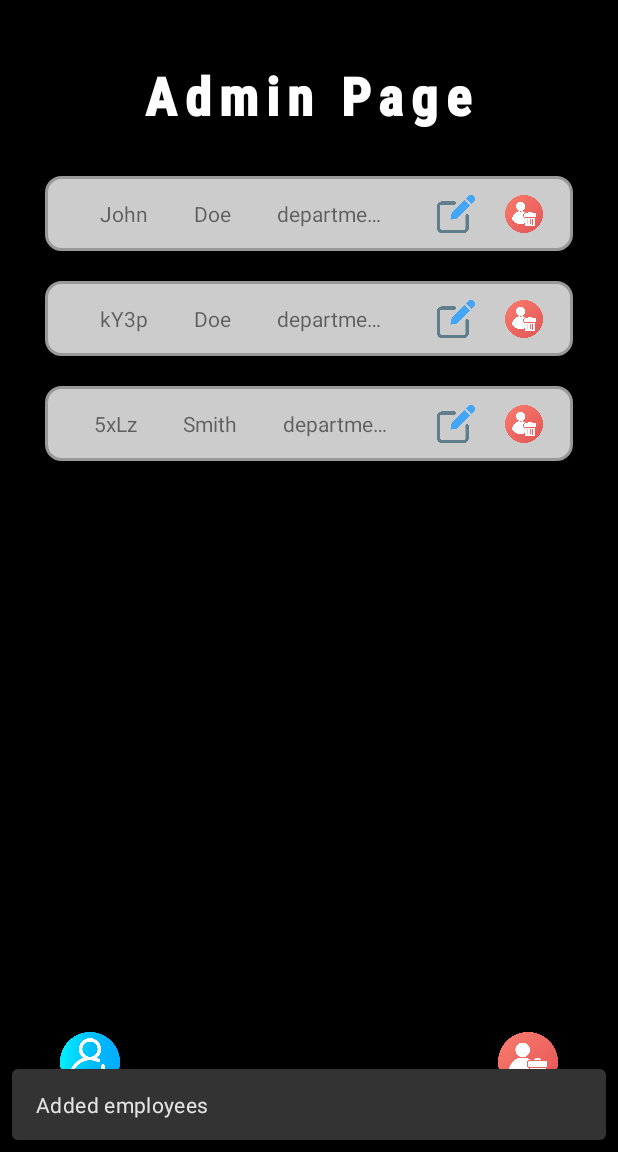
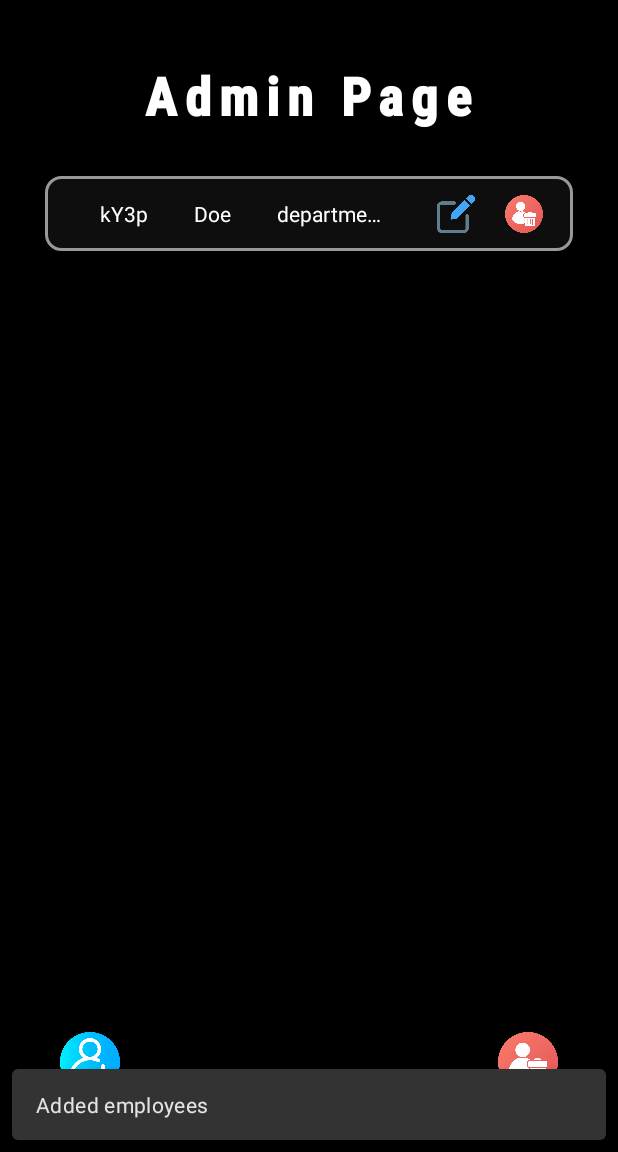
Before and after one commit to sintsh/Crew, an Android app: the fragment AdminHomeFragment shown on its own in the app's theme, after a tap on an icon or button, on a phone screen of 412 x 824 dp, the part 84-1236 px from its top. Run offline under Robolectric (Android 15) with nearby library versions, the phone set to English and light mode, and no system bars; our stand-ins replace Room's generated code; 1 other tap on this screen came first.

Commit message:
folder restructure

```diff
--- a/app/src/main/AndroidManifest.xml
+++ b/app/src/main/AndroidManifest.xml
@@ -12,7 +12,7 @@
         android:supportsRtl="true"
         android:theme="@style/Theme.Crew">
         <activity
-            android:name=".ui.activities.CrewMainActivity"
+            android:name=".app.ui.activities.CrewMainActivity"
             android:exported="true"
             android:label="@string/title_activity_crew_main" >
             <intent-filter>
--- a/app/src/main/java/com/example/crew/ui/adapters/EmployeeListRecyclerAdapter.kt
+++ b/app/src/main/java/com/example/crew/app/ui/adapters/EmployeeListRecyclerAdapter.kt
@@ -1,4 +1,4 @@
-package com.example.crew.ui.adapters
+package com.example.crew.app.ui.adapters
 
 import android.util.Log
 import android.view.LayoutInflater
@@ -50,9 +50,9 @@ data class EmployeeListRecyclerAdapter(
 
 
     sealed class EmployeeClickable{
-        class EditClick(employeeId: Long): EmployeeClickable()
+        class EditClick(val employeeId: Long): EmployeeClickable()
 
-        class DeleteClick(employeeId: Long): EmployeeClickable()
+        class DeleteClick(val employeeId: Long): EmployeeClickable()
     }
 
 
--- a/app/src/main/java/com/example/crew/ui/fragments/admin/AdminHomeFragment.kt
+++ b/app/src/main/java/com/example/crew/app/ui/fragments/admin/AdminHomeFragment.kt
@@ -1,4 +1,4 @@
-package com.example.crew.ui.fragments.admin
+package com.example.crew.app.ui.fragments.admin
 
 import android.os.Bundle
 import android.util.Log
@@ -14,9 +14,9 @@ import androidx.lifecycle.repeatOnLifecycle
 import androidx.recyclerview.widget.LinearLayoutManager
 import androidx.recyclerview.widget.RecyclerView
 import com.example.crew.R
+import com.example.crew.app.ui.adapters.EmployeeListRecyclerAdapter
+import com.example.crew.app.ui.viewmodels.AdminHomeViewModel
 import com.example.crew.databinding.FragmentAdminHomeBinding
-import com.example.crew.ui.adapters.EmployeeListRecyclerAdapter
-import com.example.crew.ui.viewmodels.AdminHomeViewModel
 import com.google.android.material.snackbar.Snackbar
 import kotlinx.coroutines.flow.collectLatest
 import kotlinx.coroutines.launch
@@ -51,6 +51,7 @@ class AdminHomeFragment : Fragment(R.layout.fragment_admin_home) {
                     ){click->
                         when(click){
                             is EmployeeListRecyclerAdapter.EmployeeClickable.DeleteClick -> {
+                                viewModel.deleteEmployee(click.employeeId)
                                 Snackbar.make(requireContext(),binding.root, "Delete Functionality is not yet implemented",
                                     Snackbar.LENGTH_SHORT).show()
                             }
@@ -73,6 +74,8 @@ class AdminHomeFragment : Fragment(R.layout.fragment_admin_home) {
                 Snackbar.LENGTH_SHORT).show()
         }
 
+        binding.deleteAllButton.setOnClickListener { viewModel.deleteAllEmployees() }
+
     return binding.root
     }
 }
--- a/app/src/main/java/com/example/crew/ui/helpers/login/LoggedInUserView.kt
+++ b/app/src/main/java/com/example/crew/app/ui/helpers/login/LoggedInUserView.kt
@@ -1,4 +1,4 @@
-package com.example.crew.ui.helpers.login
+package com.example.crew.app.ui.helpers.login
 
 /**
  * User details post authentication that is exposed to the UI
--- a/app/src/main/java/com/example/crew/ui/helpers/login/LoginFormState.kt
+++ b/app/src/main/java/com/example/crew/app/ui/helpers/login/LoginFormState.kt
@@ -1,4 +1,4 @@
-package com.example.crew.ui.helpers.login
+package com.example.crew.app.ui.helpers.login
 
 /**
  * Data validation state of the login form.
--- a/app/src/main/java/com/example/crew/ui/helpers/login/LoginResult.kt
+++ b/app/src/main/java/com/example/crew/app/ui/helpers/login/LoginResult.kt
@@ -1,4 +1,4 @@
-package com.example.crew.ui.helpers.login
+package com.example.crew.app.ui.helpers.login
 
 /**
  * Authentication result : success (user details) or error message.
--- a/app/src/main/java/com/example/crew/ui/viewmodels/AdminHomeViewModel.kt
+++ b/app/src/main/java/com/example/crew/app/ui/viewmodels/AdminHomeViewModel.kt
@@ -1,4 +1,4 @@
-package com.example.crew.ui.viewmodels
+package com.example.crew.app.ui.viewmodels
 
 import androidx.lifecycle.ViewModel
 import com.example.crew.data.datasources.local.entity.Employee
@@ -8,7 +8,7 @@ import kotlin.random.Random
 
 class AdminHomeViewModel : ViewModel() {
 
-    private val _employeeList = MutableStateFlow<List<Employee>>(
+    private var _employeeList = MutableStateFlow< List<Employee>>(
         mutableListOf(
             Employee(1, "someone","John","Doe",29))
     )
@@ -17,18 +17,27 @@ class AdminHomeViewModel : ViewModel() {
 
 
     fun addEmployee(){
-        _employeeList.value = _employeeList.value + mutableListOf(
-
-                Employee(1, generateRandomAlphanumericString(5),generateRandomAlphanumericString(4),"Doe",29),
-                Employee(1, generateRandomAlphanumericString(5),generateRandomAlphanumericString(4),"Smith",29)
-
-        )
+        _employeeList.value.sortedBy {
+            it.employeeId
+        }
+        _employeeList.value = listOf<Employee>(Employee(generateId(), generateRandomAlphanumericString(5),generateRandomAlphanumericString(4),"Doe",29))
     }
 
 
+    fun deleteEmployee(employeeId:Long){
+        _employeeList.value.filterNot {it.employeeId==employeeId}
+    }
+
+    fun deleteAllEmployees(){
+        _employeeList.value = mutableListOf<Employee>()
+    }
 
     fun generateRandomAlphanumericString(length: Int): String {
         val allowedChars = ('A'..'Z') + ('a'..'z') + ('0'..'9')
         return CharArray(length) { allowedChars.random(Random.Default) }.concatToString()
     }
+
+    fun generateId(): Long {
+        return _employeeList.value.last().employeeId+1
+    }
 }
--- a/app/src/main/java/com/example/crew/ui/viewmodels/LoginViewModelFactory.kt
+++ b/app/src/main/java/com/example/crew/app/ui/viewmodels/LoginViewModelFactory.kt
@@ -1,4 +1,4 @@
-package com.example.crew.ui.viewmodels
+package com.example.crew.app.ui.viewmodels
 
 import androidx.lifecycle.ViewModel
 import androidx.lifecycle.ViewModelProvider
--- a/app/src/main/res/drawable/rounded_corner.xml
+++ b/app/src/main/res/drawable/rounded_corner.xml
@@ -2,10 +2,10 @@
 <shape xmlns:android="http://schemas.android.com/apk/res/android"
     android:shape="rectangle">
 
-    <solid android:color="#CCCCCC" /> <!-- Background color of the rounded shape -->
-    <corners android:radius="10dp" /> <!-- Radius for all corners -->
+    <solid android:color="#11CCCCCC" />
+    <corners android:radius="10dp" />
     <stroke
         android:width="2dp"
-        android:color="#999999" /> <!-- Optional: Border color and width -->
+        android:color="#999999" />
 
 </shape>
--- a/app/src/main/res/layout/employee_list_item.xml
+++ b/app/src/main/res/layout/employee_list_item.xml
@@ -26,6 +26,7 @@
             android:text="nameeeeeeeeeeeeeeee"
             android:maxLines="1"
             android:ellipsize="end"
+            android:textColor="@color/white"
             android:layout_marginHorizontal="10dp"
             android:padding="5dp"
             android:layout_gravity="center"
@@ -36,6 +37,7 @@
             android:layout_width="wrap_content"
             android:layout_height="wrap_content"
             android:maxWidth="80dp"
+            android:textColor="@color/white"
             android:text="last nameeeeeeeeeeeeeeee"
             android:layout_marginHorizontal="10dp"
             android:maxLines="1"
@@ -50,6 +52,7 @@
             android:text="departmentsdkjdkjsdksjkdsdsdsd"
             android:layout_marginHorizontal="10dp"
             android:maxLines="1"
+            android:textColor="@color/white"
             android:ellipsize="end"
             android:padding="5dp"
             />
--- a/app/src/main/res/navigation/crew_navigation.xml
+++ b/app/src/main/res/navigation/crew_navigation.xml
@@ -7,12 +7,12 @@
 
     <fragment
         android:id="@+id/adminHomeFragment"
-        android:name="com.example.crew.ui.fragments.admin.AdminHomeFragment"
+        android:name="com.example.crew.app.ui.fragments.admin.AdminHomeFragment"
         android:label="fragment_admin_home"
         tools:layout="@layout/fragment_admin_home" />
     <fragment
         android:id="@+id/loginFragment"
-        android:name="com.example.crew.ui.fragments.login.LoginFragment"
+        android:name="com.example.crew.app.ui.fragments.login.LoginFragment"
         android:label="login_layout"
         tools:layout="@layout/login_layout" >
         <action
```
Also changed, not shown: app/src/main/java/com/example/crew/app/ui/activities/CrewMainActivity.kt (renamed from app/src/main/java/com/example/crew/ui/activities/CrewMainActivity.kt, +2 -5 lines), app/src/main/java/com/example/crew/app/ui/fragments/login/LoginFragment.kt (renamed from app/src/main/java/com/example/crew/ui/fragments/login/LoginFragment.kt, +4 -4 lines), app/src/main/java/com/example/crew/app/ui/viewmodels/LoginViewModel.kt (renamed from app/src/main/java/com/example/crew/ui/viewmodels/LoginViewModel.kt, +4 -4 lines).
